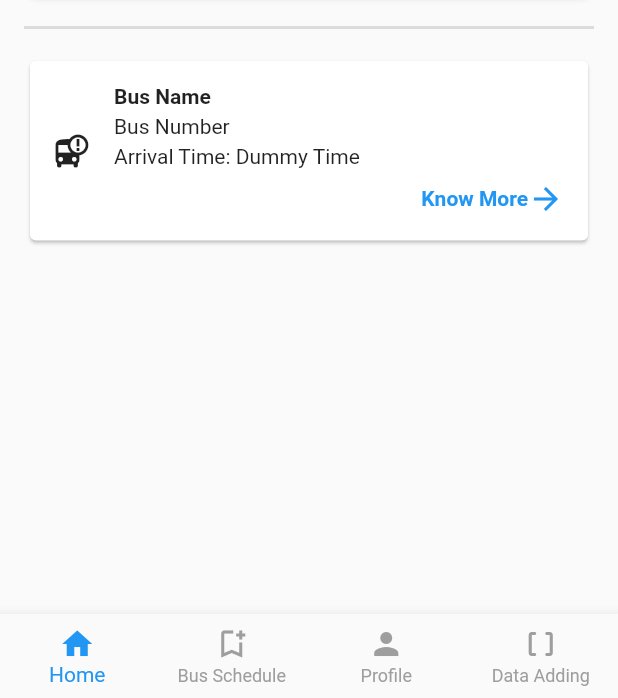
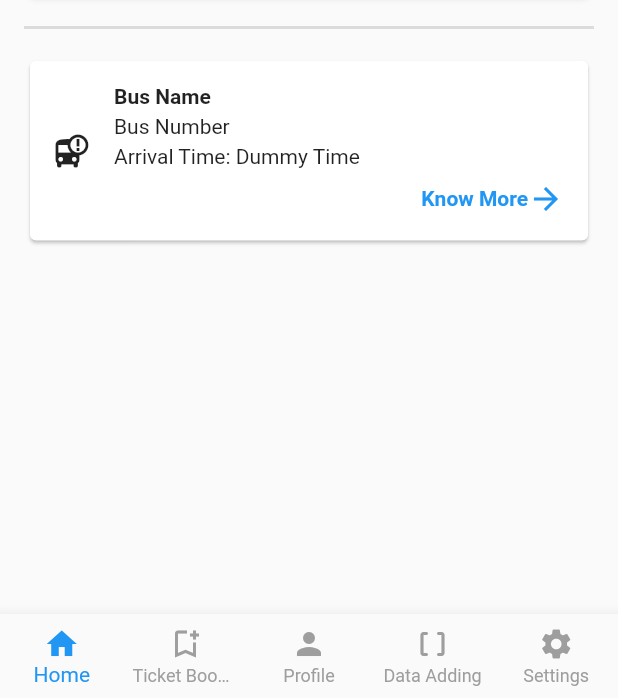
Before and after one commit to navaneethkulal8/Get_my_bus, a Flutter app: the Homepage screen opened directly, on a phone screen of 412 x 824 dp, the part 538-1236 px from its top. Run offline on Flutter 3.47's test engine with Material 2 defaults, Android fonts, the phone set to English and light mode, and no system bars; our stand-ins replace cloud_firestore, firebase_auth, firebase_core, google_maps_flutter; accounts and stored records are empty.

Commit message:
adding booking ticket icon

```diff
--- a/lib/main.dart
+++ b/lib/main.dart
@@ -36,7 +36,7 @@ class MyApp extends StatelessWidget {
           // Return the appropriate screen based on the user's authentication status
           return MaterialApp(
             debugShowCheckedModeBanner: false,
-            home: isUserLoggedIn ? LoginPage() : Homepage(),
+            home: isUserLoggedIn ? Homepage() : LoginPage(),
           );
         }
       },
--- a/lib/pages/homepage.dart
+++ b/lib/pages/homepage.dart
@@ -23,16 +23,18 @@ class _HomepageState extends State<Homepage> {
 
   final List<IconData> _icons = [
     Icons.home,
-    Icons.bookmark_add_outlined,
+    Icons.bookmark_add_outlined, // Ticket Booking icon
     Icons.person,
-    Icons.data_array_rounded,
+    Icons.data_array_rounded, // Data Adding icon
+    Icons.settings, // Settings icon
   ];
 
   final List<Color> _iconColors = [
     Colors.blue, // Home icon color
-    Colors.green, // Bus Schedule icon color
+    Colors.orange, // Ticket Booking icon color
     Colors.red, // Profile icon color
-    Colors.orange, // Data Adding icon color
+    Colors.green, // Data Adding icon color
+    Colors.purple, // Settings icon color
   ];
 
   void _onItemTapped(int index) {
@@ -73,14 +75,15 @@ class _HomepageState extends State<Homepage> {
       case 0:
         return 'Home';
       case 1:
-        return 'Bus Schedule';
+        return 'Ticket Booking';
       case 2:
         return 'Profile';
       case 3:
         return 'Data Adding';
+      case 4:
+        return 'Settings';
       default:
         return '';
     }
   }
 }
-// to change ui of the app to make ui to make it user friendly
```
Also changed, not shown: lib/pages/booktickets.dart (added).
